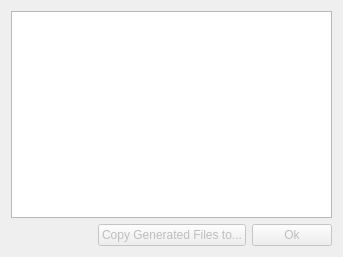
DavidMCerdeira/EL-Configuration-Interface, file consoleoutput.ui: the form before one commit.
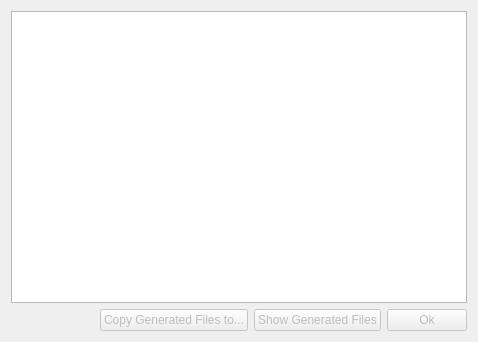
The form after the commit. Icons and pictures are not drawn.

Commit message: New button to open final files in explorer, catch missed output on exit

The edit to the form file:
```diff
--- a/consoleoutput.ui
+++ b/consoleoutput.ui
@@ -6,8 +6,8 @@
    <rect>
     <x>0</x>
     <y>0</y>
-    <width>343</width>
-    <height>257</height>
+    <width>478</width>
+    <height>342</height>
    </rect>
   </property>
   <property name="sizePolicy">
@@ -60,6 +60,22 @@
        <property name="text">
         <string>Copy Generated Files to...</string>
        </property>
+       <property name="autoDefault">
+        <bool>false</bool>
+       </property>
+      </widget>
+     </item>
+     <item>
+      <widget class="QPushButton" name="showGeneratedButton">
+       <property name="enabled">
+        <bool>false</bool>
+       </property>
+       <property name="text">
+        <string>Show Generated Files</string>
+       </property>
+       <property name="autoDefault">
+        <bool>false</bool>
+       </property>
       </widget>
      </item>
      <item>
@@ -73,6 +89,9 @@
        <property name="autoDefault">
         <bool>true</bool>
        </property>
+       <property name="default">
+        <bool>true</bool>
+       </property>
       </widget>
      </item>
     </layout>
```
The commit also changes 3 other files.
